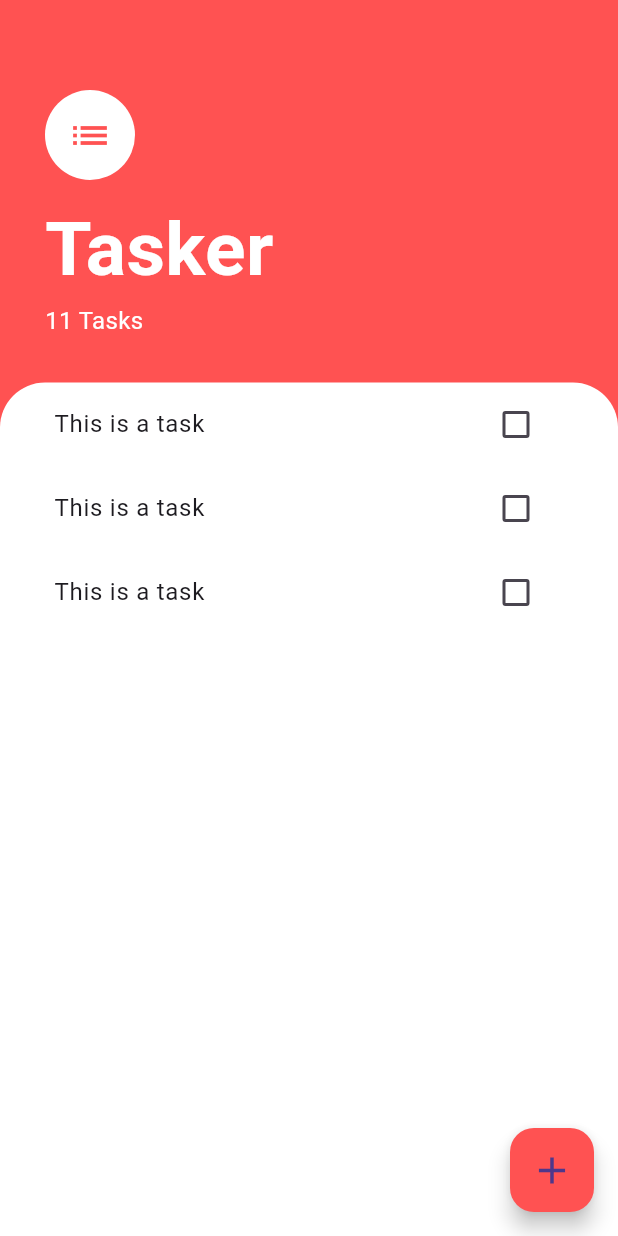
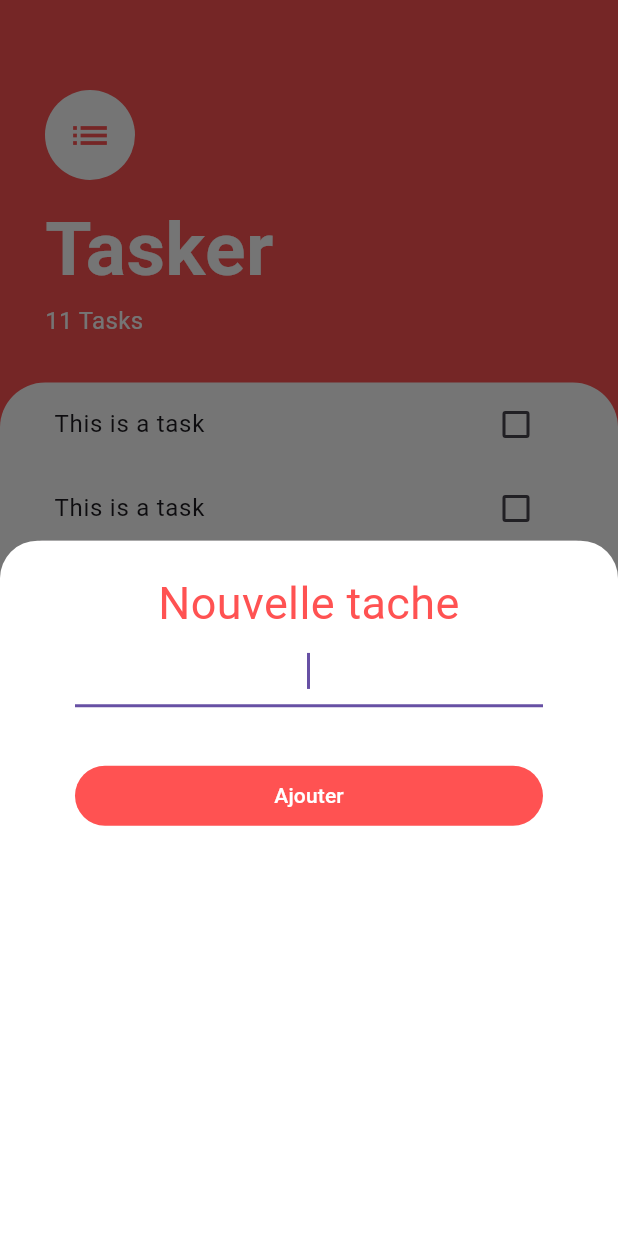
Before and after one commit to Vehqa/Too-Do-List, a Flutter app: the screen it shows after launch, after a tap on the "add" icon, on a phone screen of 412 x 824 dp. Run offline on Flutter 3.47's test engine with Material 3 defaults, Android fonts, the phone set to English and light mode, and no system bars; our stand-ins replace device_preview.

Commit message:
New task screen.

```diff
--- /dev/null
+++ b/lib/screens/add_task_screen.dart
@@ -0,0 +1,51 @@
+import 'package:flutter/material.dart';
+
+class AddTaskScreen extends StatelessWidget {
+  const AddTaskScreen({super.key});
+
+  @override
+  Widget build(BuildContext context) {
+    return Container(
+      color: Color(0xFF757575),
+      child: Container(
+        padding: EdgeInsets.symmetric(horizontal: 50.0, vertical: 20.0),
+        decoration: BoxDecoration(
+          color: Colors.white,
+          borderRadius: BorderRadius.only(
+              topLeft: Radius.circular(25.0), topRight: Radius.circular(25.0)),
+        ),
+        child: Column(
+          crossAxisAlignment: CrossAxisAlignment.stretch,
+          children: [
+            Text(
+              'Nouvelle tache',
+              textAlign: TextAlign.center,
+              style: TextStyle(
+                color: Colors.redAccent,
+                fontSize: 30,
+              ),
+            ),
+            TextField(
+              autofocus: true,
+              textAlign: TextAlign.center,
+            ),
+            SizedBox(
+              height: 35,
+            ),
+            TextButton(
+              onPressed: () {
+                // Add task to the main screen
+              },
+              child: Text('Ajouter'),
+              style: ButtonStyle(
+                foregroundColor: MaterialStateProperty.all<Color>(Colors.white),
+                backgroundColor:
+                    MaterialStateProperty.all<Color>(Colors.redAccent),
+              ),
+            ),
+          ],
+        ),
+      ),
+    );
+  }
+}
--- a/lib/screens/task_screen.dart
+++ b/lib/screens/task_screen.dart
@@ -1,4 +1,5 @@
 import 'package:flutter/material.dart';
+import 'package:todo_app/screens/add_task_screen.dart';
 import 'package:todo_app/widgets/tasks_list.dart';
 
 class TasksScreen extends StatelessWidget {
@@ -11,6 +12,8 @@ class TasksScreen extends StatelessWidget {
       floatingActionButton: FloatingActionButton(
         onPressed: () {
           // Add a new taks !
+          showModalBottomSheet(
+              context: context, builder: (context) => const AddTaskScreen());
         },
         backgroundColor: Colors.redAccent,
         child: const Icon(
```
